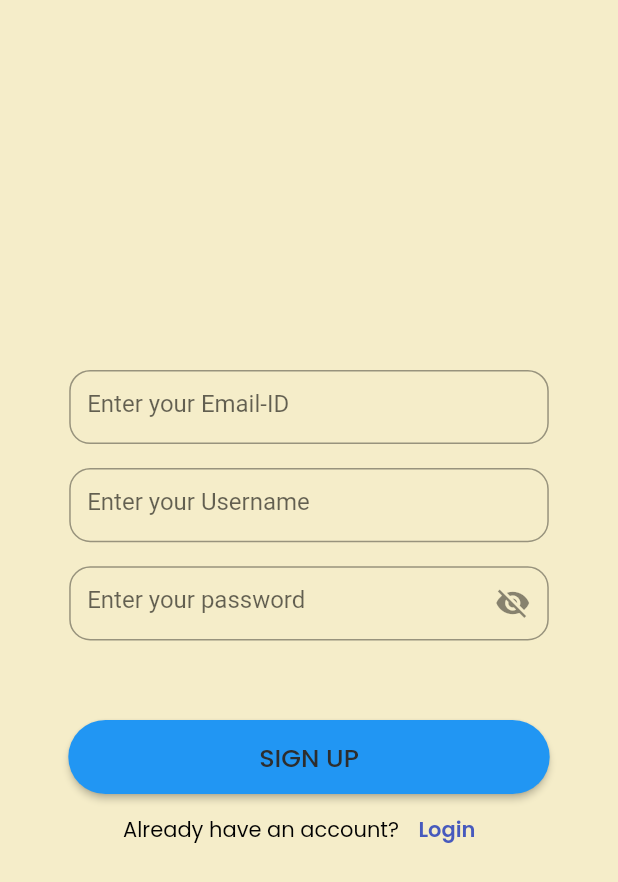
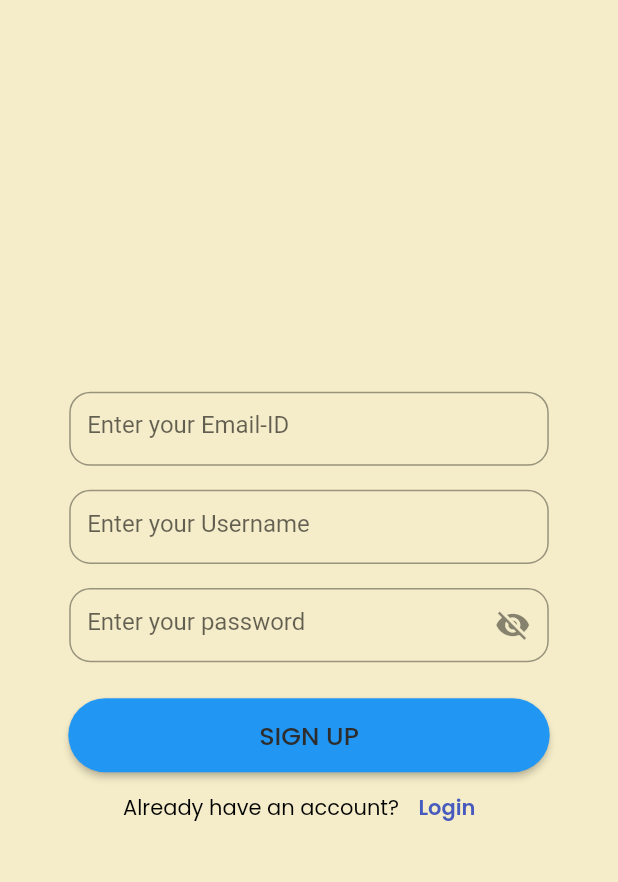
Before and after one commit to Sama-3l/coinwatcher, a Flutter app: the screen it shows after launch, on a phone screen of 412 x 824 dp. Shown: the top 882 px of the screen. Run offline on Flutter 3.47's test engine with Material 2 defaults, Android fonts, the phone set to English and light mode, and no system bars; our stand-ins replace bloc, charts_flutter, flutter_bloc, fluttertoast, google_fonts and 3 more; missing offline and left inert: carbon_icons, dart:ffi.

Commit message:
safety commit

```diff
--- a/lib/presentation/screens/register.dart
+++ b/lib/presentation/screens/register.dart
@@ -57,31 +57,6 @@ class _RegistrationPageState extends State<RegistrationPage> {
                 // Perform any actions when the password validity changes.
               },
             ),
-            Padding(
-              padding: EdgeInsets.only(top: 24),
-              child: Container(
-                height: 0.06 * height,
-                width: 0.779 * width,
-                decoration: BoxDecoration(
-                    borderRadius: BorderRadius.all(Radius.circular(29))),
-                child: ElevatedButton(
-                    style: ButtonStyle(
-                        shape:
-                            MaterialStateProperty.all<RoundedRectangleBorder>(
-                                RoundedRectangleBorder(
-                      borderRadius: BorderRadius.all(Radius.circular(29)),
-                    ))),
-                    onPressed: () {},
-                    child: Text(
-                      "SIGN UP",
-                      style: widget.font.getPoppinsTextStyle(
-                          color: Color(0xff2d2d2d),
-                          fontSize: 17,
-                          fontWeight: FontWeight.w500,
-                          letterSpacing: 0),
-                    )),
-              ),
-            ),
             Row(
               mainAxisAlignment: MainAxisAlignment.center,
               children: [
--- a/lib/presentation/widgets/passField.dart
+++ b/lib/presentation/widgets/passField.dart
@@ -1,3 +1,5 @@
+import 'package:coinwatcher/constants/font.dart';
+import 'package:coinwatcher/constants/themes.dart';
 import 'package:flutter/material.dart';
 import 'package:fluttertoast/fluttertoast.dart';
 
@@ -5,6 +7,8 @@ class PasswordTextField extends StatefulWidget {
   final void Function(bool isValid) onPasswordValidityChanged;
 
   PasswordTextField({required this.onPasswordValidityChanged});
+  late LightMode theme = LightMode();
+  late FontFamily font = FontFamily();
 
   @override
   _PasswordTextFieldState createState() => _PasswordTextFieldState();
@@ -155,7 +159,7 @@ class _PasswordTextFieldState extends State<PasswordTextField>
                   child: Container(
                     padding: EdgeInsets.all(10.0),
                     decoration: BoxDecoration(
-                      color: Colors.transparent,
+                      color: widget.theme.mainBackground,
                       border: Border.all(color: Color(0xFF858585)),
                       borderRadius: BorderRadius.circular(10.0),
                     ),
@@ -221,8 +225,39 @@ class _PasswordTextFieldState extends State<PasswordTextField>
             ),
           ),
         ),
+        Stack(
+          children: [
+            Center(
+              child: Padding(
+                padding: EdgeInsets.only(top: 24),
+                child: Container(
+                  height: 0.06 * height,
+                  width: 0.779 * width,
+                  decoration: BoxDecoration(
+                      borderRadius: BorderRadius.all(Radius.circular(29))),
+                  child: ElevatedButton(
+                      style: ButtonStyle(
+                          shape:
+                              MaterialStateProperty.all<RoundedRectangleBorder>(
+                                  RoundedRectangleBorder(
+                        borderRadius: BorderRadius.all(Radius.circular(29)),
+                      ))),
+                      onPressed: () {},
+                      child: Text(
+                        "SIGN UP",
+                        style: widget.font.getPoppinsTextStyle(
+                            color: Color(0xff2d2d2d),
+                            fontSize: 17,
+                            fontWeight: FontWeight.w500,
+                            letterSpacing: 0),
+                      )),
+                ),
+              ),
+            ),
+            condition[index],
+          ],
+        )
 
-        condition[index],
         // Padding(
         //   padding: const EdgeInsets.only(top: 10),
         //   child: Align(
```
